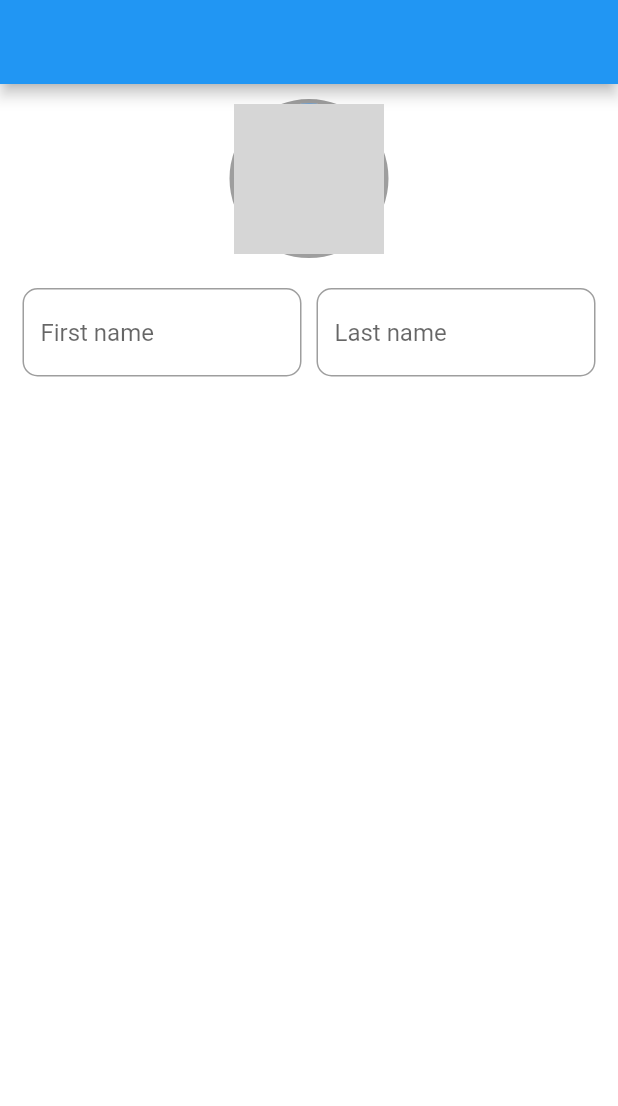
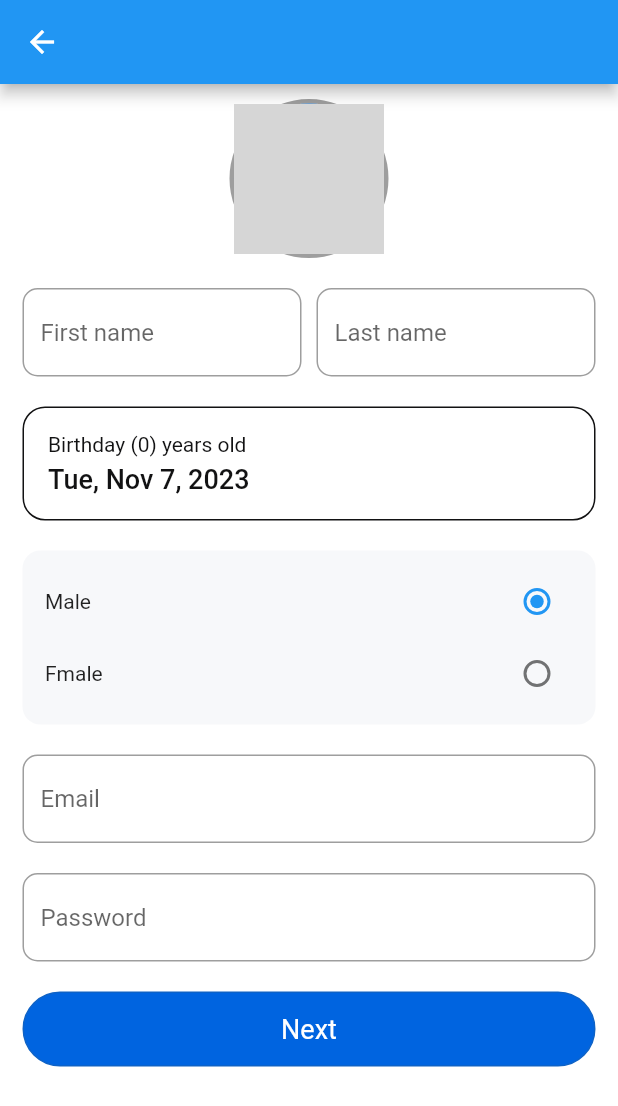
Before and after one commit to SHINDONGDONG/flutter_facebook, a Flutter app: the CreateAccountScreen screen opened directly, on a phone screen of 412 x 824 dp. Shown: the top 1106 px of the screen. Run offline on Flutter 3.47's test engine with Material 2 defaults, Android fonts, the phone set to English and light mode, and no system bars; our stand-ins replace cloud_firestore, firebase_auth, firebase_core, firebase_storage, flutter_holo_date_picker, fluttertoast and 3 more; accounts and stored records are empty; network calls fail; grey boxes are pictures that could not be loaded.

Commit message:
firebase repository, sign in,up,create,delete, getuserinfo

```diff
--- a/lib/config/routes/routes.dart
+++ b/lib/config/routes/routes.dart
@@ -1,9 +1,12 @@
 import 'package:flutter/cupertino.dart';
 import 'package:flutter_facebook/core/screens/error_screen.dart';
+import 'package:flutter_facebook/features/auth/presentation/screens/create_account_screen.dart';
 
 class Routes {
   static Route onGenerateRoute(RouteSettings settings) {
     switch (settings.name) {
+      case CreateAccountScreen.routeName:
+        return _cupertinoRoute(const CreateAccountScreen());
       default:
         return _cupertinoRoute(
           ErrorScreen(
--- a/lib/core/widgets/round_text_field.dart
+++ b/lib/core/widgets/round_text_field.dart
@@ -2,13 +2,14 @@ import 'package:flutter/material.dart';
 
 class RoundTextField extends StatelessWidget {
   const RoundTextField(
-      {super.key,
+      {Key? key,
       required this.controller,
       required this.hintText,
       required this.textInputAction,
       this.isPassword = false,
       this.keyboardType = TextInputType.text,
-      this.validator});
+      this.validator})
+      : super(key: key);
 
   final TextEditingController controller;
   final String hintText;
--- /dev/null
+++ b/lib/features/auth/models/user.dart
@@ -0,0 +1,65 @@
+// ignore_for_file: public_member_api_docs, sort_constructors_first
+import 'dart:convert';
+
+import 'package:flutter/foundation.dart' show immutable;
+import 'package:flutter_facebook/core/constants/firebase_filed_names.dart';
+
+@immutable
+class UserModel {
+  final String fullName;
+  final DateTime birthDay;
+  final String gender;
+  final String email;
+  final String password;
+  final String profilePicUrl;
+  final String uid;
+  final List<String> friends;
+  final List<String> sentRequests;
+  final List<String> receivedRequests;
+
+  UserModel(
+      {required this.fullName,
+      required this.birthDay,
+      required this.gender,
+      required this.email,
+      required this.password,
+      required this.profilePicUrl,
+      required this.uid,
+      required this.friends,
+      required this.sentRequests,
+      required this.receivedRequests});
+
+  Map<String, dynamic> toMap() {
+    return <String, dynamic>{
+      FirebaseFieldNames.fullName: fullName,
+      FirebaseFieldNames.birthDay: birthDay.millisecondsSinceEpoch,
+      FirebaseFieldNames.gender: gender,
+      FirebaseFieldNames.email: email,
+      FirebaseFieldNames.password: password,
+      FirebaseFieldNames.profilePicUrl: profilePicUrl,
+      FirebaseFieldNames.uid: uid,
+      FirebaseFieldNames.friends: friends,
+      FirebaseFieldNames.sentRequests: sentRequests,
+      FirebaseFieldNames.receivedRequests: receivedRequests,
+    };
+  }
+
+  factory UserModel.fromMap(Map<String, dynamic> map) {
+    return UserModel(
+      fullName: [FirebaseFieldNames.fullName] as String,
+      birthDay: DateTime.fromMillisecondsSinceEpoch(
+          map[FirebaseFieldNames.birthDay] as int),
+      gender: [FirebaseFieldNames.gender] as String,
+      email: [FirebaseFieldNames.email] as String,
+      password: [FirebaseFieldNames.password] as String,
+      profilePicUrl: [FirebaseFieldNames.profilePicUrl] as String,
+      uid: [FirebaseFieldNames.uid] as String,
+      friends:
+          List<String>.from((map[FirebaseFieldNames.friends] as List<String>)),
+      sentRequests: List<String>.from(
+          (map[FirebaseFieldNames.sentRequests] as List<String>)),
+      receivedRequests: List<String>.from(
+          (map[FirebaseFieldNames.receivedRequests] as List<String>)),
+    );
+  }
+}
--- a/lib/features/auth/presentation/screens/create_account_screen.dart
+++ b/lib/features/auth/presentation/screens/create_account_screen.dart
@@ -5,7 +5,10 @@ import 'package:flutter_facebook/core/constants/app_colors.dart';
 import 'package:flutter_facebook/core/constants/constants.dart';
 import 'package:flutter_facebook/core/utils/utils.dart';
 import 'package:flutter_facebook/core/widgets/pick_image_widget.dart';
+import 'package:flutter_facebook/core/widgets/round_button.dart';
 import 'package:flutter_facebook/core/widgets/round_text_field.dart';
+import 'package:flutter_facebook/features/auth/presentation/widgets/birthday_picker.dart';
+import 'package:flutter_facebook/features/auth/presentation/widgets/gender_picker.dart';
 import 'package:flutter_facebook/features/auth/utils/utils.dart';
 
 final _formKey = GlobalKey<FormState>();
@@ -13,12 +16,16 @@ final _formKey = GlobalKey<FormState>();
 class CreateAccountScreen extends StatefulWidget {
   const CreateAccountScreen({super.key});
 
+  static const routeName = '/create-account';
+
   @override
   State<CreateAccountScreen> createState() => _CreateAccountScreenState();
 }
 
 class _CreateAccountScreenState extends State<CreateAccountScreen> {
   File? image;
+  DateTime? birthday;
+  String gender = 'male';
 
   // controllers
   late final TextEditingController _fNameController;
@@ -75,7 +82,7 @@ class _CreateAccountScreenState extends State<CreateAccountScreen> {
                           validator: validateName,
                         ),
                       ),
-                      SizedBox(
+                      const SizedBox(
                         width: 10,
                       ),
                       Expanded(
@@ -88,6 +95,54 @@ class _CreateAccountScreenState extends State<CreateAccountScreen> {
                       ),
                     ],
                   ),
+                  const SizedBox(
+                    height: 20,
+                  ),
+                  BirthdayPicker(
+                      dateTime: birthday ?? DateTime.now(),
+                      onPressed: () async {
+                        birthday = await pickSimpleDate(
+                            context: context, date: birthday);
+                        setState(() {});
+                      }),
+                  const SizedBox(
+                    height: 20,
+                  ),
+                  GenderPicker(
+                    gender: gender,
+                    onChanged: (value) {
+                      gender = value ?? 'male';
+                      setState(() {});
+                    },
+                  ),
+                  const SizedBox(
+                    height: 20,
+                  ),
+                  RoundTextField(
+                    controller: _emailController,
+                    hintText: 'Email',
+                    textInputAction: TextInputAction.next,
+                    keyboardType: TextInputType.emailAddress,
+                    validator: validateEmail,
+                  ),
+                  const SizedBox(
+                    height: 20,
+                  ),
+                  RoundTextField(
+                    controller: _passwordController,
+                    hintText: 'Password',
+                    textInputAction: TextInputAction.done,
+                    keyboardType: TextInputType.visiblePassword,
+                    validator: validatePassword,
+                    isPassword: true,
+                  ),
+                  const SizedBox(
+                    height: 20,
+                  ),
+                  RoundButton(
+                    label: "Next",
+                    onPressed: () {},
+                  ),
                 ],
               ),
             ),
--- a/lib/features/auth/presentation/widgets/birthday_picker.dart
+++ b/lib/features/auth/presentation/widgets/birthday_picker.dart
@@ -1,8 +1,10 @@
 import 'package:flutter/material.dart';
 import 'package:flutter_facebook/core/constants/app_colors.dart';
+import 'package:flutter_facebook/core/constants/extensions.dart';
 
-class MyWidget extends StatelessWidget {
-  const MyWidget({super.key, required this.dateTime, required this.onPressed});
+class BirthdayPicker extends StatelessWidget {
+  const BirthdayPicker(
+      {super.key, required this.dateTime, required this.onPressed});
 
   final DateTime dateTime;
   final VoidCallback onPressed;
@@ -25,6 +27,17 @@ class MyWidget extends StatelessWidget {
               "Birthday (${DateTime.now().year - dateTime.year}) years old",
               style: const TextStyle(color: AppColors.blackColor),
             ),
+            const SizedBox(
+              height: 5,
+            ),
+            Text(
+              dateTime.yMMMED(),
+              style: const TextStyle(
+                fontSize: 18,
+                color: AppColors.blackColor,
+                fontWeight: FontWeight.w500,
+              ),
+            ),
           ],
         ),
       ),
--- a/lib/features/auth/presentation/widgets/gender_picker.dart
+++ b/lib/features/auth/presentation/widgets/gender_picker.dart
@@ -1,7 +1,7 @@
 import 'package:flutter/material.dart';
 import 'package:flutter_facebook/core/constants/app_colors.dart';
 import 'package:flutter_facebook/core/constants/constants.dart';
-import 'package:flutter_facebook/features/auth/presentation/gender_radio_tile.dart';
+import 'package:flutter_facebook/features/auth/presentation/widgets/gender_radio_tile.dart';
 
 class GenderPicker extends StatelessWidget {
   const GenderPicker(
@@ -20,13 +20,13 @@ class GenderPicker extends StatelessWidget {
       child: Column(
         children: [
           GenderRadioTile(
-            title: 'Mail',
+            title: 'Male',
             value: 'male',
             selectedValue: gender,
             onChanged: onChanged,
           ),
           GenderRadioTile(
-            title: 'FMail',
+            title: 'Fmale',
             value: 'fmale',
             selectedValue: gender,
             onChanged: onChanged,
```
Also changed, not shown: lib/core/constants/extensions.dart (added, +7 -0 lines), lib/core/constants/firebase_collection_names.dart (added, +8 -0 lines), lib/core/constants/firebase_filed_names.dart (added, +34 -0 lines), lib/core/constants/storage_folder_names.dart (added, +8 -0 lines), lib/core/screens/home_screen.dart (added, +12 -0 lines), lib/core/utils/utils.dart (+14 -0 lines), lib/features/auth/presentation/screens/login_screen.dart (added, +107 -0 lines), lib/features/auth/presentation/screens/verify_email_screen.dart (added, +35 -0 lines), lib/features/auth/repository/auth_repository.dart (added, +120 -0 lines), lib/main.dart (+31 -4 lines), pubspec.yaml (+5 -3 lines), assets/icons/analysis_options.png (added), assets/icons/meta.png (added), assets/icons/meta_logo.png (added), 1 more files, 2 other files.
